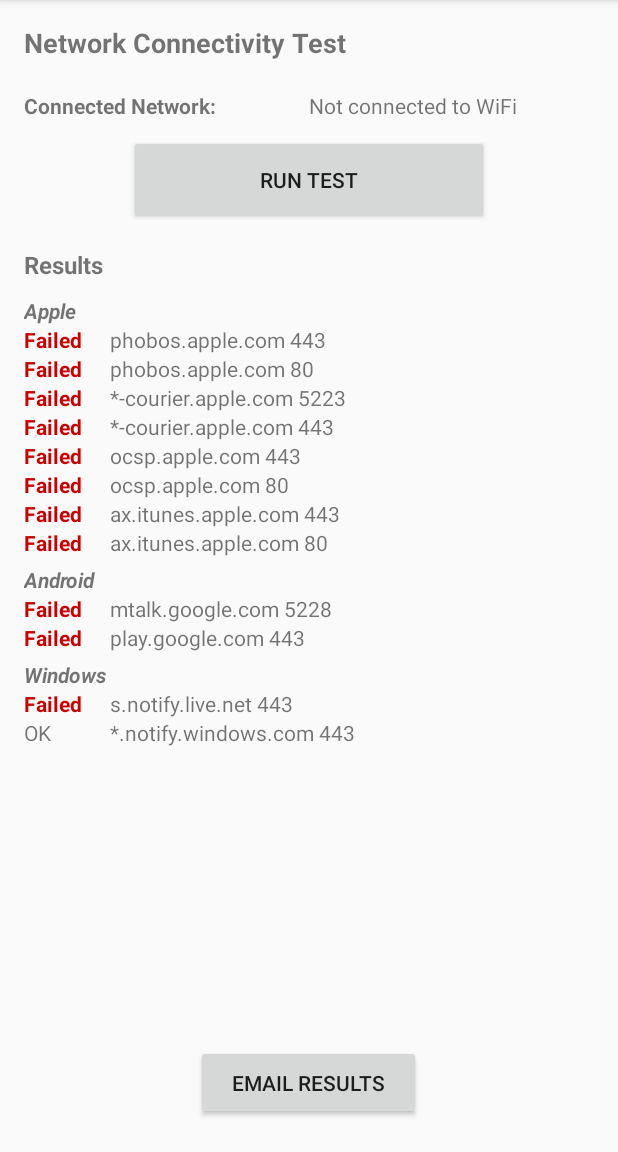
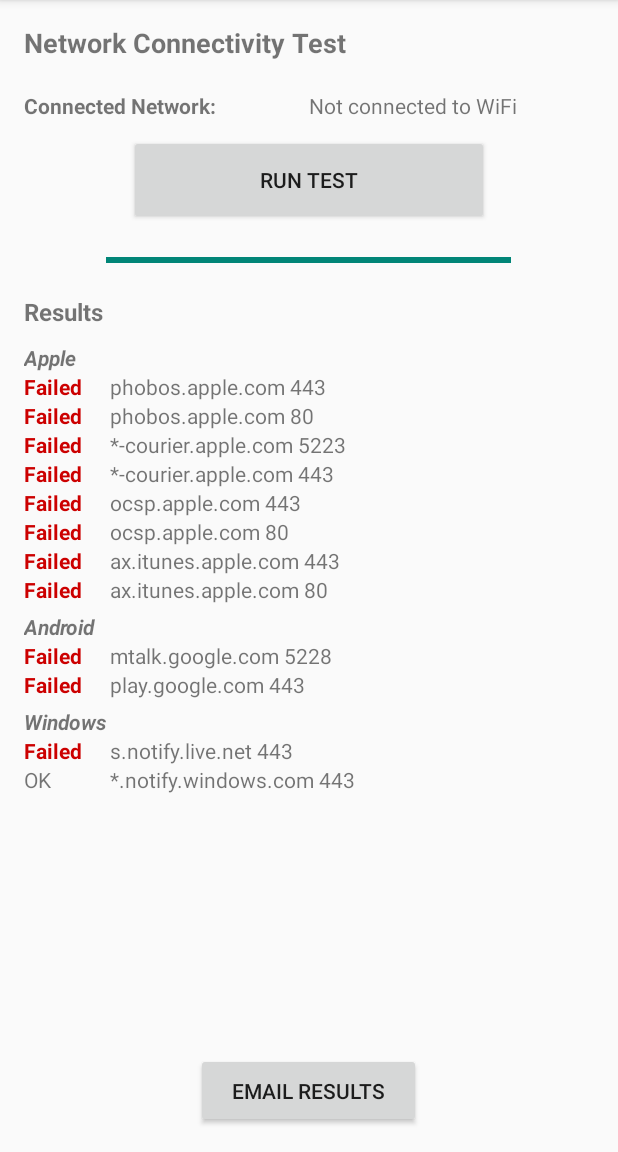
Before and after one commit to gymanji/ToolKit, an Android app: the screen it shows after launch (MainActivity), after a tap on "RUN TEST", on a phone screen of 412 x 824 dp, the part 84-1236 px from its top. Run offline under Robolectric (Android 15) with nearby library versions, the phone set to English and light mode, and no system bars.

Commit message:
merged changes back to single Activity and added progress bar underneath RUN TEST button. added logic to wipe the UI back to initial state for subsequent tests w/o re-lauchingh the app

```diff
--- a/app/src/main/java/tool_kit/gymanji/com/toolkit/MainActivity.java
+++ b/app/src/main/java/tool_kit/gymanji/com/toolkit/MainActivity.java
@@ -12,6 +12,7 @@ import android.view.Menu;
 import android.view.MenuItem;
 import android.view.View;
 import android.widget.Button;
+import android.widget.ProgressBar;
 import android.widget.TextView;
 import android.widget.Toast;
 
@@ -27,7 +28,7 @@ import java.util.List;
 
 public class MainActivity extends ActionBarActivity {
 
-    public static final String MA_onClick = "MainActivity.onClick", MA_onCreate = "MainActivity.onCreate";
+    private static final String MA_onClick = "MainActivity.onClick", MA_onCreate = "MainActivity.onCreate";
     private static final String NON_WIFI = "Not connected to WiFi", UNKNOWN = "<unknown ssid>", PHOBOS = "phobos.apple.com", COURIER = "1-courier.apple.com",
             OCSP = "ocsp.apple.com", ITUNES = "ax.itunes.apple.com", MTALK = "mtalk.google.com", PLAY = "play.google.com", NOTIFY_NET = "s.notify.live.net";
     private static final int EIGHTY = 80, SSL = 443, FIVETWOTWOTHREE = 5223, FIVETWOTWOEIGHT = 5228;
@@ -35,13 +36,16 @@ public class MainActivity extends ActionBarActivity {
             tvApple_itunes443, tvApple_itunes80, tvAndroid_mtalk5228, tvAndroid_play443, tvWindows_net443, tvWindows_com443;
     private Button btnConnectivityTester, btnEmailResults;
     private Socket socket;
-    int buttonCounter = 0;
+    private int buttonCounter = 0;
+    ProgressBar progressBar;
+    private int progress_status = 0;
 
     @Override
     protected void onCreate(Bundle savedInstanceState) {
         super.onCreate(savedInstanceState);
         setContentView(R.layout.activity_main);
 
+        createTextViewReferences();
         wifiConnectionStatus();
 
         final ArrayList<NetworkObject> arrayList = new ArrayList<NetworkObject>();
@@ -53,9 +57,10 @@ public class MainActivity extends ActionBarActivity {
 
             @Override
             public void onClick(View v) {
+                resetItemsInViewFromPreviousTests();
                 buttonCounter++;
                 ToolKitSocket donkey = new ToolKitSocket(arrayList);
-                Log.d(MA_onClick, "new socket just created");
+//                Log.d(MA_onClick, "new socket just created");
                 donkey.execute();
             }
         });
@@ -124,13 +129,33 @@ public class MainActivity extends ActionBarActivity {
         String currentWiFi_noQuotes = currentWiFi.substring(1, currentWiFi.length() - 1);
         Log.d(MA_onCreate, currentWiFi);
 
-        createTextViewReferences();
-
         // Update TextView depending on network connection type
         if (currentWiFi == UNKNOWN) {
             tvConnectedNetwork.setText(NON_WIFI);
         } else {
             tvConnectedNetwork.setText(currentWiFi_noQuotes);
+        }
+    }
+
+    private void resetItemsInViewFromPreviousTests() {
+
+        progress_status = 0;
+        TextView[] array = {tvApple_phobos443, tvApple_phobos80, tvApple_courier5223, tvApple_courier443, tvApple_ocsp443, tvApple_ocsp80, tvApple_itunes443, tvApple_itunes80, tvAndroid_mtalk5228, tvAndroid_play443, tvWindows_net443, tvWindows_com443};
+
+        if(buttonCounter > 0) {
+            for (TextView arr : array) {
+                arr.setText(R.string.start_value);
+                arr.setTextAppearance(getApplicationContext(), R.style.default_style);
+            }
+            int PAUSE = 1000;
+            try {
+                Thread.currentThread().sleep(PAUSE);
+                Log.d("Used pause", "due to first button click +1 " + buttonCounter);
+            } catch (InterruptedException ie) {
+                ie.printStackTrace();
+            }
+        } else {
+            Log.d("skipped reset", "due to first button click");
         }
     }
 
@@ -149,10 +174,10 @@ public class MainActivity extends ActionBarActivity {
     }
 
     // Implementation of network test connection using Socket
-    public class ToolKitSocket extends AsyncTask<Void, Void, List<NetworkObject>> {
+    public class ToolKitSocket extends AsyncTask<Void, Integer, List<NetworkObject>> {
 
-        public static final String TK_doInBackground = "TKS.doInBackground";
-        public static final int SO_TIMEOUT = 2500;
+        private static final String TK_doInBackground = "TKS.doInBackground";
+        private static final int SO_TIMEOUT = 2500;
         private final List<NetworkObject> lno;
 
         ToolKitSocket(List<NetworkObject> lno) {
@@ -162,16 +187,18 @@ public class MainActivity extends ActionBarActivity {
         @Override
         protected List<NetworkObject> doInBackground(Void... arg0) {
 
+            while (progress_status < 100) {
+
                 for (NetworkObject networkObject : lno) {
                     try {
-                    Log.d(TK_doInBackground, networkObject.destAddr + ": " + networkObject.port + " Just entered try block of socket");
+//                        Log.d(TK_doInBackground, networkObject.destAddr + ": " + networkObject.port + " Just entered try block of socket");
                         socket = new Socket();
                         socket.connect(new InetSocketAddress(networkObject.destAddr, networkObject.port), SO_TIMEOUT);
                         networkObject.response = socket.isConnected();
-                    Log.d(TK_doInBackground, "socketStatus = " + networkObject.response);
+//                        Log.d(TK_doInBackground, "socketStatus = " + networkObject.response);
                         if (networkObject.response) {
                             socket.close();
-                        Log.d(TK_doInBackground, "socket.close() just executed");
+//                            Log.d(TK_doInBackground, "socket.close() just executed");
 
                         } else {
                             Log.d(TK_doInBackground, "shit just got real");
@@ -181,8 +208,15 @@ public class MainActivity extends ActionBarActivity {
                     } catch (IOException e) {
                         e.printStackTrace();
                     }
+                    progress_status +=10;
+                    publishProgress(progress_status);
+                }
             }
             return lno;
+        }
+
+        public void onProgressUpdate(Integer... progress) {
+            progressBar.setProgress(progress_status);
         }
 
         @Override
@@ -228,6 +262,7 @@ public class MainActivity extends ActionBarActivity {
         tvAndroid_play443 = (TextView) findViewById(R.id.tvAndroid_play443);
         tvWindows_net443 = (TextView) findViewById(R.id.tvWindows_net443);
         tvWindows_com443 = (TextView) findViewById(R.id.tvWindows_com443);
+        progressBar = (ProgressBar) findViewById(R.id.progressBar);
     }
 
     @Override
--- a/app/src/main/res/layout/activity_main.xml
+++ b/app/src/main/res/layout/activity_main.xml
@@ -49,6 +49,14 @@
         android:layout_marginTop="10dp"
         android:layout_gravity="center"/>
 
+    <ProgressBar
+        style="?android:attr/progressBarStyleHorizontal"
+        android:layout_width="270dp"
+        android:layout_height="wrap_content"
+        android:id="@+id/progressBar"
+        android:layout_gravity="center_horizontal"
+        android:layout_marginBottom="15dp"/>
+
     <TextView
         android:layout_width="match_parent"
         android:layout_height="wrap_content"
@@ -80,12 +88,6 @@
                 android:layout_width="match_parent"
                 android:layout_height="wrap_content"
                 android:orientation="horizontal">
-
-                <!--<ImageView-->
-                    <!--android:layout_width="wrap_content"-->
-                    <!--android:layout_height="wrap_content"-->
-                    <!--android:id="@+id/ivTester"-->
-                    <!--android:src="@mipmap/green_checkmark"/>-->
 
                 <TextView
                     android:layout_width="match_parent"
@@ -336,7 +338,6 @@
         android:id="@+id/btnEmailResults"
         android:text="@string/email_results"
         android:layout_marginTop="10dp"
-        android:layout_marginBottom="5dp"
         android:layout_gravity="center"/>
 
 </LinearLayout>
--- a/app/src/main/res/values/styles.xml
+++ b/app/src/main/res/values/styles.xml
@@ -14,4 +14,8 @@
         <item name="android:textStyle">bold</item>
     </style>
 
+    <style name="default_style">
+        <item name="android:textColor">#000000</item>
+    </style>
+
 </resources>
```
Lines whose indentation alone changed are shown as unchanged.
